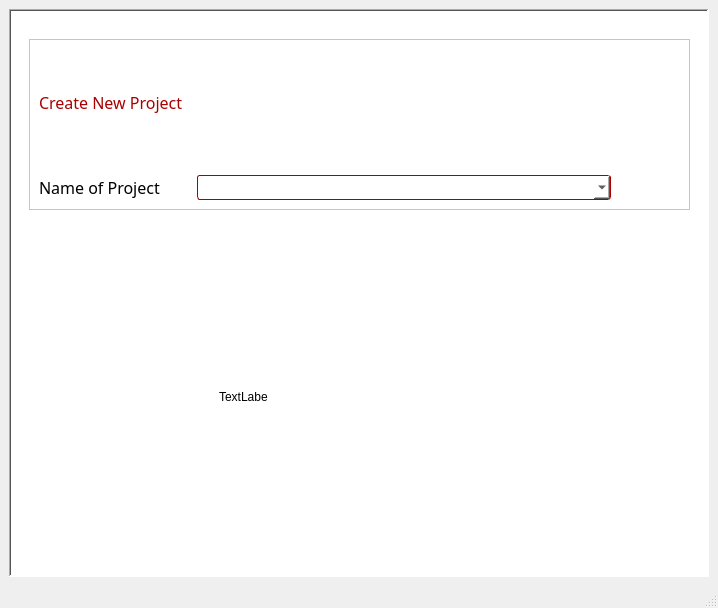
Above: assets/ui/GenBBS_newprj.ui from Ano-ly/GenBBS before the change. Below: the same form after it.
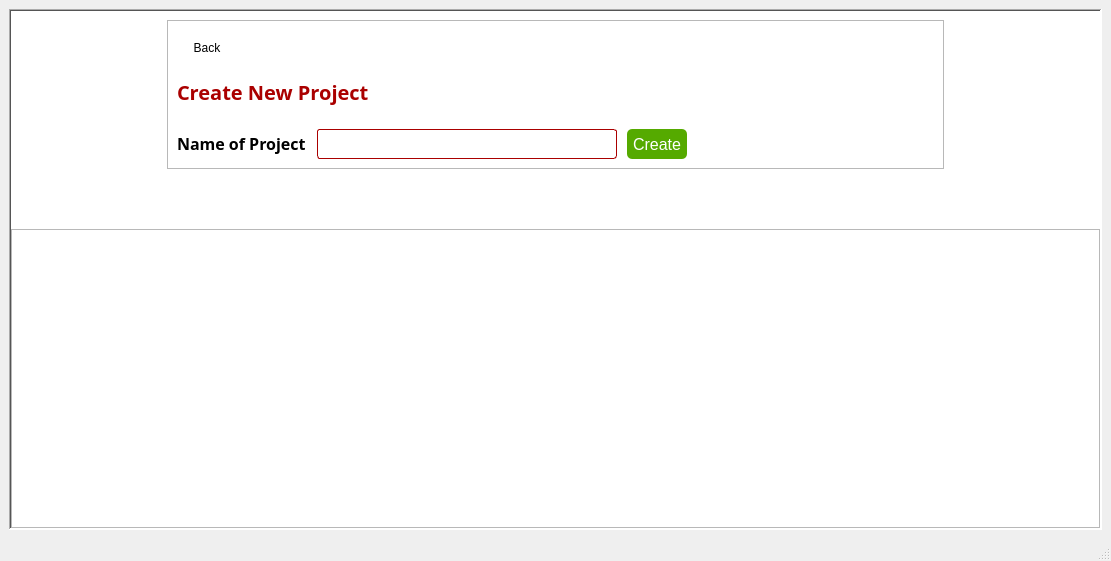
That is the form after the change. Icons and pictures are not drawn.

What changed in the file:
```diff
--- a/assets/ui/GenBBS_newprj.ui
+++ b/assets/ui/GenBBS_newprj.ui
@@ -6,8 +6,8 @@
    <rect>
     <x>0</x>
     <y>0</y>
-    <width>718</width>
-    <height>608</height>
+    <width>1111</width>
+    <height>561</height>
    </rect>
   </property>
   <property name="font">
@@ -19,13 +19,13 @@
    <string>MainWindow</string>
   </property>
   <property name="windowIcon">
-   <iconset>
-    <normaloff>../images/GenBBS Logo.jpeg</normaloff>../images/GenBBS Logo.jpeg</iconset>
+   <iconset resource="../app_resources.qrc">
+    <normaloff>:/images/GenBBS Logo.png</normaloff>:/images/GenBBS Logo.png</iconset>
   </property>
   <property name="autoFillBackground">
    <bool>true</bool>
   </property>
-  <widget class="QWidget" name="centralwidget">
+  <widget class="QWidget" name="centralwidgetNewprj">
    <property name="sizePolicy">
     <sizepolicy hsizetype="Minimum" vsizetype="Minimum">
      <horstretch>0</horstretch>
@@ -34,9 +34,9 @@
    </property>
    <layout class="QVBoxLayout" name="verticalLayout">
     <item>
-     <widget class="QFrame" name="frame">
+     <widget class="QFrame" name="frame1Newprj">
       <property name="sizePolicy">
-       <sizepolicy hsizetype="Minimum" vsizetype="Minimum">
+       <sizepolicy hsizetype="Preferred" vsizetype="Preferred">
         <horstretch>0</horstretch>
         <verstretch>0</verstretch>
        </sizepolicy>
@@ -57,7 +57,29 @@
        <bool>false</bool>
       </property>
       <property name="styleSheet">
-       <string notr="true">background-color: white;</string>
+       <string notr="true">#frame1Newprj {
+background-color: white;
+}
+#btnCreateNewprj {
+background-color: rgb(85, 170, 0);
+border-radius: 5px;
+color: white;
+padding-left: 5px;
+padding-right: 5px;
+}
+#btnCreateNewprj:hover {
+background-color:rgb(139, 243, 59)
+}
+#btnBackNewprj {
+
+border-radius: 5px;
+color: black;
+padding-left: 5px;
+padding-right: 5px;
+}
+#btnBackNewprj:hover {
+background-color:rgb(170, 170, 170)
+}</string>
       </property>
       <property name="frameShape">
        <enum>QFrame::Shape::WinPanel</enum>
@@ -65,14 +87,38 @@
       <property name="frameShadow">
        <enum>QFrame::Shadow::Sunken</enum>
       </property>
-      <widget class="QFrame" name="frame_2">
-       <property name="geometry">
-        <rect>
-         <x>20</x>
-         <y>30</y>
-         <width>661</width>
-         <height>171</height>
-        </rect>
+      <layout class="QVBoxLayout" name="verticalLayout_3" stretch="3,6">
+       <property name="spacing">
+        <number>60</number>
+       </property>
+       <property name="leftMargin">
+        <number>0</number>
+       </property>
+       <property name="rightMargin">
+        <number>0</number>
+       </property>
+       <property name="bottomMargin">
+        <number>0</number>
+       </property>
+       <item>
+        <layout class="QHBoxLayout" name="layout1Newprj" stretch="1,5,1">
+         <item>
+          <spacer name="hSpacer5_2">
+           <property name="orientation">
+            <enum>Qt::Orientation::Horizontal</enum>
+           </property>
+           <property name="sizeHint" stdset="0">
+            <size>
+             <width>40</width>
+             <height>20</height>
+            </size>
+           </property>
+          </spacer>
+         </item>
+         <item>
+          <widget class="QFrame" name="frame3Newprj">
+           <property name="styleSheet">
+            <string notr="true"/>
        </property>
        <property name="frameShape">
         <enum>QFrame::Shape::StyledPanel</enum>
@@ -80,16 +126,55 @@
        <property name="frameShadow">
         <enum>QFrame::Shadow::Raised</enum>
        </property>
-       <layout class="QVBoxLayout" name="verticalLayout_2" stretch="1,5">
+           <layout class="QVBoxLayout" name="verticalLayout_2" stretch="0,1,5">
         <property name="spacing">
+             <number>10</number>
+            </property>
+            <property name="topMargin">
          <number>20</number>
         </property>
         <item>
-         <widget class="QLabel" name="label">
+             <widget class="QPushButton" name="btnBackNewprj">
+              <property name="sizePolicy">
+               <sizepolicy hsizetype="Fixed" vsizetype="Fixed">
+                <horstretch>0</horstretch>
+                <verstretch>0</verstretch>
+               </sizepolicy>
+              </property>
+              <property name="minimumSize">
+               <size>
+                <width>60</width>
+                <height>0</height>
+               </size>
+              </property>
+              <property name="maximumSize">
+               <size>
+                <width>60</width>
+                <height>16777215</height>
+               </size>
+              </property>
+              <property name="font">
+               <font>
+                <family>Segoe UI</family>
+                <pointsize>9</pointsize>
+               </font>
+              </property>
+              <property name="text">
+               <string>Back</string>
+              </property>
+              <property name="icon">
+               <iconset resource="../app_resources.qrc">
+                <normaloff>:/images/Back_Button.jpg</normaloff>:/images/Back_Button.jpg</iconset>
+              </property>
+             </widget>
+            </item>
+            <item>
+             <widget class="QLabel" name="label1Newprj">
           <property name="font">
            <font>
             <family>Arial Nova</family>
-            <pointsize>12</pointsize>
+                <pointsize>15</pointsize>
+                <bold>true</bold>
            </font>
           </property>
           <property name="styleSheet">
@@ -101,18 +186,18 @@
          </widget>
         </item>
         <item>
-         <layout class="QHBoxLayout" name="horizontalLayout_4" stretch="2,6,1">
+             <layout class="QHBoxLayout" name="layout2Newprj" stretch="0,0,0,1">
           <item>
-           <widget class="QLabel" name="label_5">
+               <widget class="QLabel" name="label2Newprj">
             <property name="sizePolicy">
-             <sizepolicy hsizetype="Preferred" vsizetype="Fixed">
+                 <sizepolicy hsizetype="Minimum" vsizetype="Fixed">
               <horstretch>0</horstretch>
               <verstretch>0</verstretch>
              </sizepolicy>
             </property>
             <property name="minimumSize">
              <size>
-              <width>100</width>
+                  <width>130</width>
               <height>0</height>
              </size>
             </property>
@@ -126,7 +211,7 @@
              <font>
               <family>Arial Nova</family>
               <pointsize>12</pointsize>
-              <bold>false</bold>
+                  <bold>true</bold>
              </font>
             </property>
             <property name="text">
@@ -135,33 +220,297 @@
            </widget>
           </item>
           <item>
-           <widget class="QComboBox" name="comboBox_2">
+               <widget class="QLineEdit" name="inputNameNewprj">
             <property name="sizePolicy">
-             <sizepolicy hsizetype="Preferred" vsizetype="Fixed">
+                 <sizepolicy hsizetype="Minimum" vsizetype="Fixed">
               <horstretch>0</horstretch>
               <verstretch>0</verstretch>
              </sizepolicy>
             </property>
             <property name="minimumSize">
              <size>
-              <width>200</width>
-              <height>25</height>
+                  <width>300</width>
+                  <height>30</height>
              </size>
             </property>
             <property name="styleSheet">
              <string notr="true">border-radius: 3px;
 border: 1px solid rgb(170, 0, 0);
-font: 9pt &quot;Consolas&quot;;
 padding-left: 5px;
 </string>
             </property>
-            <property name="editable">
+               </widget>
+              </item>
+              <item>
+               <widget class="QPushButton" name="btnCreateNewprj">
+                <property name="sizePolicy">
+                 <sizepolicy hsizetype="Fixed" vsizetype="Fixed">
+                  <horstretch>0</horstretch>
+                  <verstretch>0</verstretch>
+                 </sizepolicy>
+                </property>
+                <property name="minimumSize">
+                 <size>
+                  <width>60</width>
+                  <height>30</height>
+                 </size>
+                </property>
+                <property name="maximumSize">
+                 <size>
+                  <width>50</width>
+                  <height>16777215</height>
+                 </size>
+                </property>
+                <property name="palette">
+                 <palette>
+                  <active>
+                   <colorrole role="WindowText">
+                    <brush brushstyle="SolidPattern">
+                     <color alpha="255">
+                      <red>255</red>
+                      <green>255</green>
+                      <blue>255</blue>
+                     </color>
+                    </brush>
+                   </colorrole>
+                   <colorrole role="Button">
+                    <brush brushstyle="SolidPattern">
+                     <color alpha="255">
+                      <red>85</red>
+                      <green>170</green>
+                      <blue>0</blue>
+                     </color>
+                    </brush>
+                   </colorrole>
+                   <colorrole role="Text">
+                    <brush brushstyle="SolidPattern">
+                     <color alpha="255">
+                      <red>255</red>
+                      <green>255</green>
+                      <blue>255</blue>
+                     </color>
+                    </brush>
+                   </colorrole>
+                   <colorrole role="ButtonText">
+                    <brush brushstyle="SolidPattern">
+                     <color alpha="255">
+                      <red>255</red>
+                      <green>255</green>
+                      <blue>255</blue>
+                     </color>
+                    </brush>
+                   </colorrole>
+                   <colorrole role="Base">
+                    <brush brushstyle="SolidPattern">
+                     <color alpha="255">
+                      <red>85</red>
+                      <green>170</green>
+                      <blue>0</blue>
+                     </color>
+                    </brush>
+                   </colorrole>
+                   <colorrole role="Window">
+                    <brush brushstyle="SolidPattern">
+                     <color alpha="255">
+                      <red>85</red>
+                      <green>170</green>
+                      <blue>0</blue>
+                     </color>
+                    </brush>
+                   </colorrole>
+                   <colorrole role="Highlight">
+                    <brush brushstyle="SolidPattern">
+                     <color alpha="255">
+                      <red>39</red>
+                      <green>191</green>
+                      <blue>115</blue>
+                     </color>
+                    </brush>
+                   </colorrole>
+                   <colorrole role="PlaceholderText">
+                    <brush brushstyle="SolidPattern">
+                     <color alpha="128">
+                      <red>255</red>
+                      <green>255</green>
+                      <blue>255</blue>
+                     </color>
+                    </brush>
+                   </colorrole>
+                  </active>
+                  <inactive>
+                   <colorrole role="WindowText">
+                    <brush brushstyle="SolidPattern">
+                     <color alpha="255">
+                      <red>255</red>
+                      <green>255</green>
+                      <blue>255</blue>
+                     </color>
+                    </brush>
+                   </colorrole>
+                   <colorrole role="Button">
+                    <brush brushstyle="SolidPattern">
+                     <color alpha="255">
+                      <red>85</red>
+                      <green>170</green>
+                      <blue>0</blue>
+                     </color>
+                    </brush>
+                   </colorrole>
+                   <colorrole role="Text">
+                    <brush brushstyle="SolidPattern">
+                     <color alpha="255">
+                      <red>255</red>
+                      <green>255</green>
+                      <blue>255</blue>
+                     </color>
+                    </brush>
+                   </colorrole>
+                   <colorrole role="ButtonText">
+                    <brush brushstyle="SolidPattern">
+                     <color alpha="255">
+                      <red>255</red>
+                      <green>255</green>
+                      <blue>255</blue>
+                     </color>
+                    </brush>
+                   </colorrole>
+                   <colorrole role="Base">
+                    <brush brushstyle="SolidPattern">
+                     <color alpha="255">
+                      <red>85</red>
+                      <green>170</green>
+                      <blue>0</blue>
+                     </color>
+                    </brush>
+                   </colorrole>
+                   <colorrole role="Window">
+                    <brush brushstyle="SolidPattern">
+                     <color alpha="255">
+                      <red>85</red>
+                      <green>170</green>
+                      <blue>0</blue>
+                     </color>
+                    </brush>
+                   </colorrole>
+                   <colorrole role="Highlight">
+                    <brush brushstyle="SolidPattern">
+                     <color alpha="255">
+                      <red>39</red>
+                      <green>191</green>
+                      <blue>115</blue>
+                     </color>
+                    </brush>
+                   </colorrole>
+                   <colorrole role="PlaceholderText">
+                    <brush brushstyle="SolidPattern">
+                     <color alpha="128">
+                      <red>255</red>
+                      <green>255</green>
+                      <blue>255</blue>
+                     </color>
+                    </brush>
+                   </colorrole>
+                  </inactive>
+                  <disabled>
+                   <colorrole role="WindowText">
+                    <brush brushstyle="SolidPattern">
+                     <color alpha="255">
+                      <red>255</red>
+                      <green>255</green>
+                      <blue>255</blue>
+                     </color>
+                    </brush>
+                   </colorrole>
+                   <colorrole role="Button">
+                    <brush brushstyle="SolidPattern">
+                     <color alpha="255">
+                      <red>85</red>
+                      <green>170</green>
+                      <blue>0</blue>
+                     </color>
+                    </brush>
+                   </colorrole>
+                   <colorrole role="Text">
+                    <brush brushstyle="SolidPattern">
+                     <color alpha="255">
+                      <red>255</red>
+                      <green>255</green>
+                      <blue>255</blue>
+                     </color>
+                    </brush>
+                   </colorrole>
+                   <colorrole role="ButtonText">
+                    <brush brushstyle="SolidPattern">
+                     <color alpha="255">
+                      <red>255</red>
+                      <green>255</green>
+                      <blue>255</blue>
+                     </color>
+                    </brush>
+                   </colorrole>
+                   <colorrole role="Base">
+                    <brush brushstyle="SolidPattern">
+                     <color alpha="255">
+                      <red>85</red>
+                      <green>170</green>
+                      <blue>0</blue>
+                     </color>
+                    </brush>
+                   </colorrole>
+                   <colorrole role="Window">
+                    <brush brushstyle="SolidPattern">
+                     <color alpha="255">
+                      <red>85</red>
+                      <green>170</green>
+                      <blue>0</blue>
+                     </color>
+                    </brush>
+                   </colorrole>
+                   <colorrole role="Highlight">
+                    <brush brushstyle="SolidPattern">
+                     <color alpha="255">
+                      <red>39</red>
+                      <green>191</green>
+                      <blue>115</blue>
+                     </color>
+                    </brush>
+                   </colorrole>
+                   <colorrole role="PlaceholderText">
+                    <brush brushstyle="SolidPattern">
+                     <color alpha="128">
+                      <red>255</red>
+                      <green>255</green>
+                      <blue>255</blue>
+                     </color>
+                    </brush>
+                   </colorrole>
+                  </disabled>
+                 </palette>
+                </property>
+                <property name="font">
+                 <font>
+                  <family>Segoe UI</family>
+                  <pointsize>12</pointsize>
+                  <italic>false</italic>
+                  <bold>false</bold>
+                 </font>
+                </property>
+                <property name="autoFillBackground">
+                 <bool>false</bool>
+                </property>
+                <property name="styleSheet">
+                 <string notr="true"/>
+                </property>
+                <property name="text">
+                 <string>Create</string>
+                </property>
+                <property name="checkable">
              <bool>true</bool>
             </property>
            </widget>
           </item>
           <item>
-           <spacer name="horizontalSpacer">
+               <spacer name="hSpacer5_1">
             <property name="orientation">
              <enum>Qt::Orientation::Horizontal</enum>
             </property>
@@ -177,19 +526,69 @@
         </item>
        </layout>
       </widget>
-      <widget class="QLabel" name="label_2">
-       <property name="geometry">
-        <rect>
-         <x>210</x>
-         <y>380</y>
-         <width>49</width>
-         <height>16</height>
-        </rect>
-       </property>
+         </item>
+         <item>
+          <spacer name="hSpacer5_3">
+           <property name="orientation">
+            <enum>Qt::Orientation::Horizontal</enum>
+           </property>
+           <property name="sizeHint" stdset="0">
+            <size>
+             <width>40</width>
+             <height>20</height>
+            </size>
+           </property>
+          </spacer>
+         </item>
+        </layout>
+       </item>
+       <item>
+        <widget class="QFrame" name="frame2Newprj">
+         <property name="styleSheet">
+          <string notr="true">#frame2Newprj {
+	
+	background-image: url(:/images/Reinf_Backdrop.jpeg);
+    background-repeat: no-repeat;
+    background-position: center;
+    background-attachment: fixed;
+}</string>
+         </property>
+         <property name="frameShape">
+          <enum>QFrame::Shape::StyledPanel</enum>
+         </property>
+         <property name="frameShadow">
+          <enum>QFrame::Shadow::Raised</enum>
+         </property>
+         <layout class="QHBoxLayout" name="horizontalLayout">
+          <item>
+           <widget class="QLabel" name="genBBSLogo">
+            <property name="sizePolicy">
+             <sizepolicy hsizetype="Maximum" vsizetype="Maximum">
+              <horstretch>0</horstretch>
+              <verstretch>0</verstretch>
+             </sizepolicy>
+            </property>
+            <property name="maximumSize">
+             <size>
+              <width>150</width>
+              <height>150</height>
+             </size>
+            </property>
        <property name="text">
-        <string>TextLabel</string>
-       </property>
-      </widget>
+             <string/>
+            </property>
+            <property name="pixmap">
+             <pixmap resource="../app_resources.qrc">:/images/GenBBS Logo.png</pixmap>
+            </property>
+            <property name="scaledContents">
+             <bool>true</bool>
+            </property>
+           </widget>
+          </item>
+         </layout>
+        </widget>
+       </item>
+      </layout>
      </widget>
     </item>
    </layout>
@@ -199,7 +598,7 @@
     <rect>
      <x>0</x>
      <y>0</y>
-     <width>718</width>
+     <width>1111</width>
      <height>22</height>
     </rect>
    </property>
```
Left out of the diff: 4 changed lines with no effect on the pictures. Lines whose indentation alone changed are shown as unchanged.
